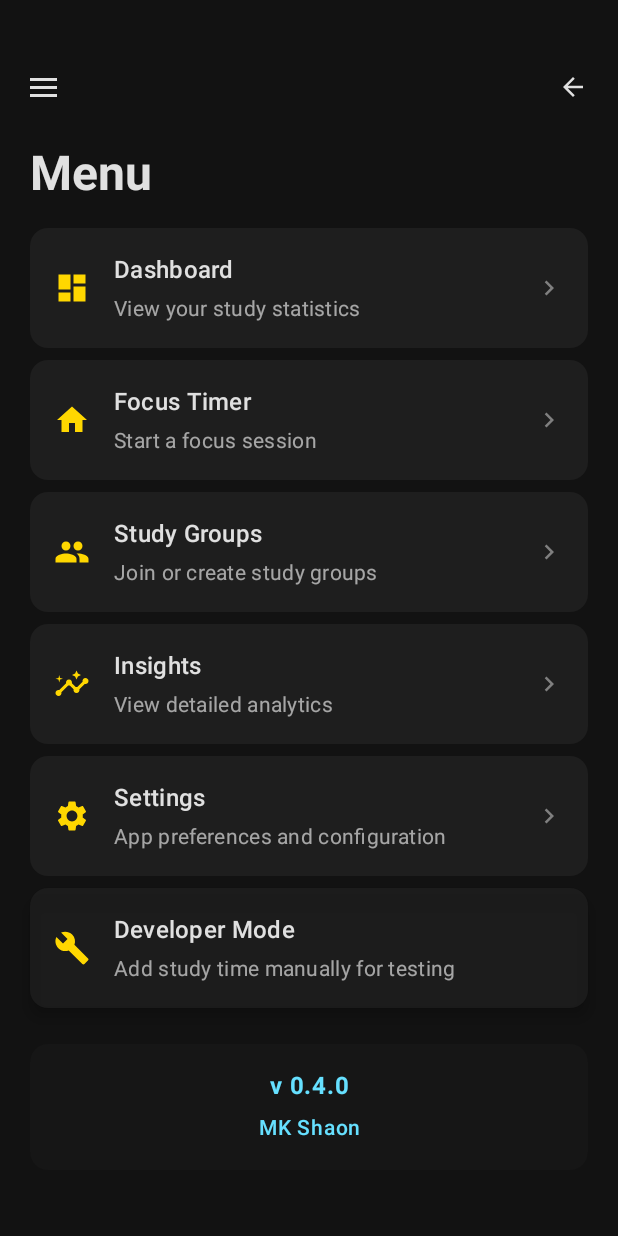
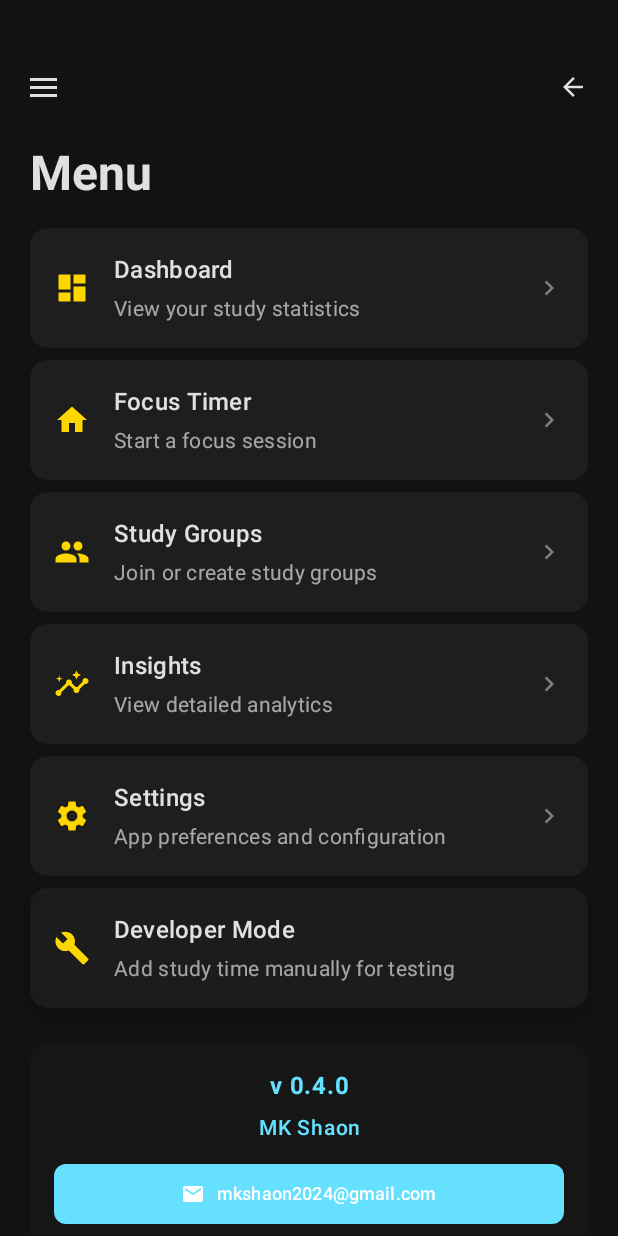
Before and after one commit to mkshaonexe/PVC-Perseverance, an Android app built with Jetpack Compose: the composable MenuScreen shown on its own in the app's theme, on a phone screen of 412 x 824 dp. Run offline under Robolectric (Android 15) with nearby library versions, the phone set to English and light mode, and no system bars; 2 statements that could not run were skipped.

Commit message:
add mail

```diff
--- a/app/src/main/java/com/perseverance/pvc/ui/screens/MenuScreen.kt
+++ b/app/src/main/java/com/perseverance/pvc/ui/screens/MenuScreen.kt
@@ -21,6 +21,8 @@ import androidx.compose.ui.unit.dp
 import androidx.compose.ui.unit.sp
 import androidx.compose.animation.core.*
 import androidx.compose.animation.animateColor
+import android.content.Intent
+import android.net.Uri
 import com.perseverance.pvc.ui.components.TopHeader
 import com.perseverance.pvc.ui.theme.glassBorder
 import com.perseverance.pvc.ui.theme.glassElevation
@@ -250,6 +252,7 @@ fun MenuItemCard(
 @Composable
 fun AppVersionInfo() {
     val isLight = isLightTheme()
+    val context = androidx.compose.ui.platform.LocalContext.current
 
     // Fixed turquoise color
     val versionColor = Color(0xFF66E0FF) // Turquoise
@@ -291,6 +294,38 @@ fun AppVersionInfo() {
                 color = versionColor,
                 textAlign = TextAlign.Center
             )
+
+            Spacer(modifier = Modifier.height(12.dp))
+
+            // Gmail button
+            Button(
+                onClick = {
+                    val intent = Intent(Intent.ACTION_SENDTO).apply {
+                        data = Uri.parse("mailto:mkshaon2024@gmail.com")
+                    }
+                    context.startActivity(intent)
+                },
+                colors = ButtonDefaults.buttonColors(
+                    containerColor = versionColor,
+                    contentColor = Color.White
+                ),
+                shape = RoundedCornerShape(8.dp),
+                modifier = Modifier
+                    .fillMaxWidth()
+                    .height(40.dp)
+            ) {
+                Icon(
+                    imageVector = Icons.Filled.Email,
+                    contentDescription = "Email",
+                    modifier = Modifier.size(16.dp)
+                )
+                Spacer(modifier = Modifier.width(8.dp))
+                Text(
+                    text = "mkshaon2024@gmail.com",
+                    fontSize = 12.sp,
+                    fontWeight = FontWeight.Medium
+                )
+            }
         }
     }
 }
```
